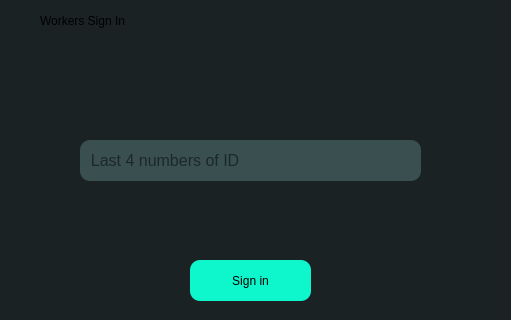
Before: the Qt Designer form Login operario.ui in jnzhng444/MES_GUI, drawn with Qt 5; both pictures show x 630 to 1141 and y 180 to 500 of the 1280 by 720 pixel window.
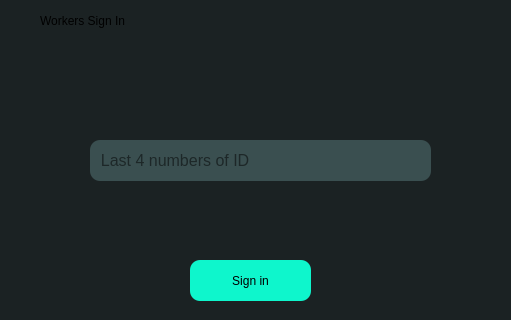
After: the same form once the commit is applied. Icons and pictures are not drawn.

Commit message: Se realiza panel de operario

```diff
--- a/Login operario.ui
+++ b/Login operario.ui
@@ -85,7 +85,7 @@
    <widget class="QLineEdit" name="lineEdit">
     <property name="geometry">
      <rect>
-      <x>710</x>
+      <x>720</x>
       <y>320</y>
       <width>341</width>
       <height>41</height>
```
Left out of the diff: 18 changed lines with no effect on the pictures. The commit also changes 5 other files.
